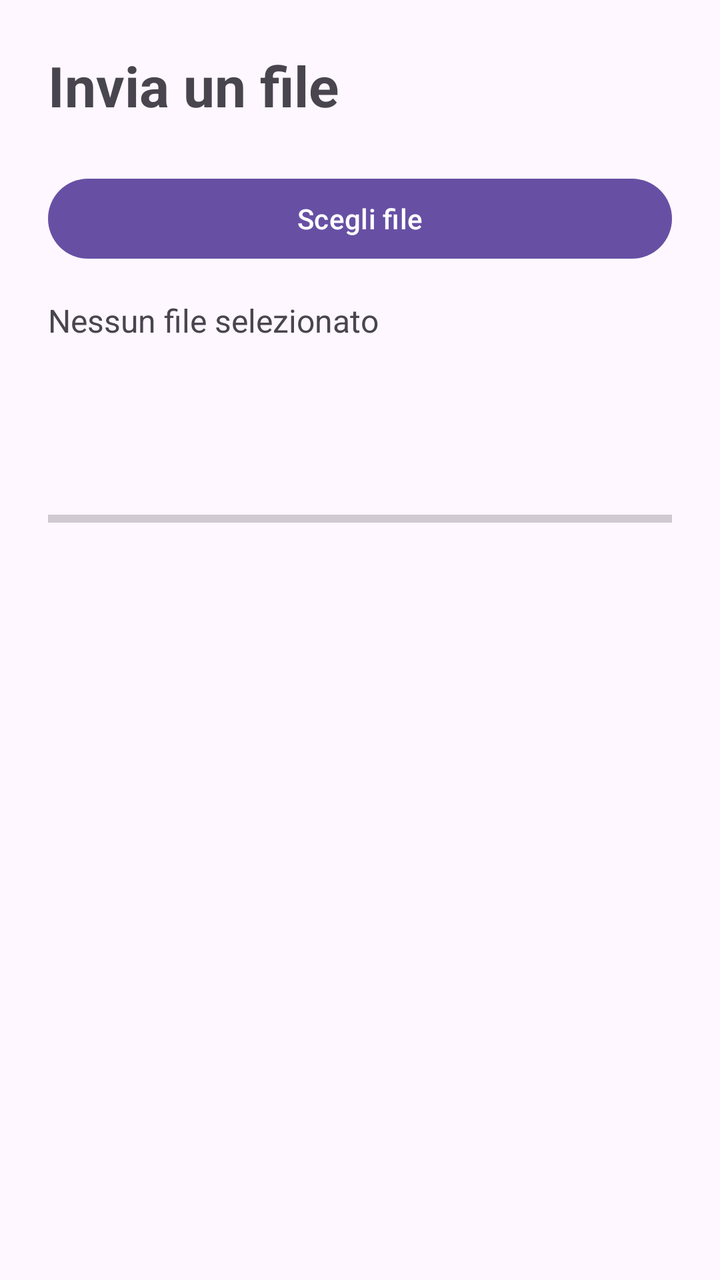
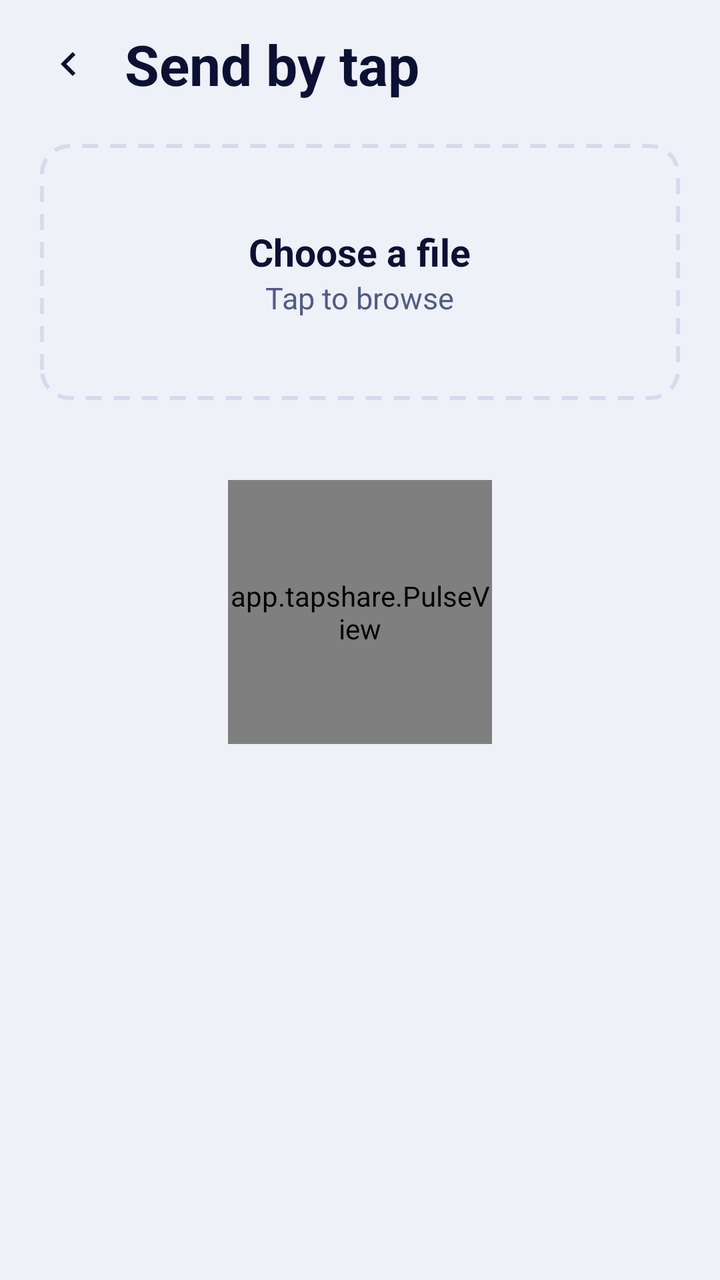

Compare the two renders of this Android layout. The source of the first and the diff that turns it into the second are given below.
<!-- AndroidManifest.xml: application theme Theme.TapShare -->
<!-- res/layout/activity_send.xml -->
<?xml version="1.0" encoding="utf-8"?>
<FrameLayout xmlns:android="http://schemas.android.com/apk/res/android"
    android:layout_width="match_parent"
    android:layout_height="match_parent"
    android:fitsSystemWindows="true">

    <LinearLayout
        android:layout_width="match_parent"
        android:layout_height="match_parent"
        android:orientation="vertical"
        android:padding="24dp">

        <TextView
            android:layout_width="wrap_content"
            android:layout_height="wrap_content"
            android:text="@string/send_title"
            android:textSize="28sp"
            android:textStyle="bold" />

        <Button
            android:id="@+id/btnPick"
            android:layout_width="match_parent"
            android:layout_height="wrap_content"
            android:layout_marginTop="24dp"
            android:text="@string/btn_pick" />

        <TextView
            android:id="@+id/fileLabel"
            android:layout_width="match_parent"
            android:layout_height="wrap_content"
            android:layout_marginTop="16dp"
            android:text="@string/no_file"
            android:textSize="16sp" />

        <TextView
            android:id="@+id/status"
            android:layout_width="match_parent"
            android:layout_height="wrap_content"
            android:layout_marginTop="32dp"
            android:textSize="18sp" />

        <ProgressBar
            android:id="@+id/progress"
            style="?android:attr/progressBarStyleHorizontal"
            android:layout_width="match_parent"
            android:layout_height="wrap_content"
            android:layout_marginTop="24dp"
            android:max="1000" />
    </LinearLayout>
</FrameLayout>
<!-- resources referenced by this layout -->
<resources>
  <string name="btn_pick">Scegli file</string>
  <string name="no_file">Nessun file selezionato</string>
  <string name="send_title">Invia un file</string>
  <style name="Theme.TapShare" parent="Theme.Material3.DayNight.NoActionBar" />
</resources>

<!-- the commit's change to res/layout/activity_send.xml (unified diff, before → after) -->
@@ -1,50 +1,140 @@
 <?xml version="1.0" encoding="utf-8"?>
-<FrameLayout xmlns:android="http://schemas.android.com/apk/res/android"
+<ScrollView xmlns:android="http://schemas.android.com/apk/res/android"
     android:layout_width="match_parent"
     android:layout_height="match_parent"
+    android:fillViewport="true"
     android:fitsSystemWindows="true">
 
     <LinearLayout
         android:layout_width="match_parent"
-        android:layout_height="match_parent"
+        android:layout_height="wrap_content"
         android:orientation="vertical"
-        android:padding="24dp">
+        android:paddingStart="20dp"
+        android:paddingTop="8dp"
+        android:paddingEnd="20dp"
+        android:paddingBottom="24dp">
 
-        <TextView
-            android:layout_width="wrap_content"
-            android:layout_height="wrap_content"
-            android:text="@string/send_title"
-            android:textSize="28sp"
-            android:textStyle="bold" />
-
-        <Button
-            android:id="@+id/btnPick"
+        <LinearLayout
             android:layout_width="match_parent"
             android:layout_height="wrap_content"
-            android:layout_marginTop="24dp"
-            android:text="@string/btn_pick" />
+            android:layout_marginStart="-10dp"
+            android:gravity="center_vertical"
+            android:orientation="horizontal">
 
-        <TextView
-            android:id="@+id/fileLabel"
+            <ImageButton
+                android:id="@+id/back"
+                android:layout_width="48dp"
+                android:layout_height="48dp"
+                android:background="?attr/selectableItemBackgroundBorderless"
+                android:contentDescription="@string/nav_back"
+                android:src="@drawable/ic_back"
+                android:tint="@color/ink" />
+
+            <TextView
+                android:layout_width="wrap_content"
+                android:layout_height="wrap_content"
+                android:layout_marginStart="4dp"
+                android:text="@string/send_title"
+                android:textColor="@color/ink"
+                android:textSize="28sp"
+                android:textStyle="bold" />
+        </LinearLayout>
+
+        <LinearLayout
+            android:id="@+id/drop"
             android:layout_width="match_parent"
             android:layout_height="wrap_content"
             android:layout_marginTop="16dp"
-            android:text="@string/no_file"
-            android:textSize="16sp" />
+            android:background="@drawable/bg_drop"
+            android:clickable="true"
+            android:focusable="true"
+            android:gravity="center"
+            android:minHeight="128dp"
+            android:orientation="vertical"
+            android:padding="20dp">
 
-        <TextView
-            android:id="@+id/status"
+            <TextView
+                android:id="@+id/dropTitle"
+                android:layout_width="wrap_content"
+                android:layout_height="wrap_content"
+                android:gravity="center"
+                android:text="@string/drop_title"
+                android:textColor="@color/ink"
+                android:textSize="19sp"
+                android:textStyle="bold" />
+
+            <TextView
+                android:id="@+id/dropHint"
+                android:layout_width="wrap_content"
+                android:layout_height="wrap_content"
+                android:gravity="center"
+                android:text="@string/drop_hint"
+                android:textColor="@color/muted"
+                android:textSize="15sp" />
+        </LinearLayout>
+
+        <include
+            android:id="@+id/state"
+            layout="@layout/view_state"
             android:layout_width="match_parent"
             android:layout_height="wrap_content"
-            android:layout_marginTop="32dp"
-            android:textSize="18sp" />
+            android:layout_marginTop="24dp" />
+    </LinearLayout>
+</ScrollView>
+<!-- res/layout/view_state.xml (included above) -->
+<?xml version="1.0" encoding="utf-8"?>
+<LinearLayout xmlns:android="http://schemas.android.com/apk/res/android"
+    xmlns:app="http://schemas.android.com/apk/res-auto"
+    android:layout_width="match_parent"
+    android:layout_height="wrap_content"
+    android:gravity="center_horizontal"
+    android:orientation="vertical">
 
-        <ProgressBar
-            android:id="@+id/progress"
-            style="?android:attr/progressBarStyleHorizontal"
-            android:layout_width="match_parent"
-            android:layout_height="wrap_content"
-            android:layout_marginTop="24dp"
-            android:max="1000" />
-    </LinearLayout>
-</FrameLayout>
+    <app.tapshare.PulseView
+        android:id="@+id/pulse"
+        android:layout_width="132dp"
+        android:layout_height="132dp"
+        android:layout_marginTop="16dp"
+        android:importantForAccessibility="no" />
+
+    <TextView
+        android:id="@+id/stateTitle"
+        android:layout_width="match_parent"
+        android:layout_height="wrap_content"
+        android:layout_marginTop="12dp"
+        android:accessibilityLiveRegion="polite"
+        android:gravity="center"
+        android:textColor="@color/ink"
+        android:textSize="26sp"
+        android:textStyle="bold" />
+
+    <TextView
+        android:id="@+id/stateDetail"
+        android:layout_width="match_parent"
+        android:layout_height="wrap_content"
+        android:layout_marginTop="6dp"
+        android:gravity="center"
+        android:lineSpacingMultiplier="1.1"
+        android:textColor="@color/muted"
+        android:textSize="16sp" />
+
+    <com.google.android.material.progressindicator.LinearProgressIndicator
+        android:id="@+id/progress"
+        android:layout_width="match_parent"
+        android:layout_height="wrap_content"
+        android:layout_marginTop="22dp"
+        android:max="1000"
+        android:visibility="gone"
+        app:indicatorColor="@color/primary"
+        app:trackColor="@color/surface2"
+        app:trackCornerRadius="5dp"
+        app:trackThickness="10dp" />
+
+    <com.google.android.material.button.MaterialButton
+        android:id="@+id/btnAction"
+        android:layout_width="wrap_content"
+        android:layout_height="wrap_content"
+        android:layout_marginTop="24dp"
+        android:minWidth="180dp"
+        android:visibility="gone" />
+</LinearLayout>
<!-- resource entries referenced after the edit -->
@@ -1,8 +1,64 @@
 <!-- resources referenced by this layout -->
 <resources>
-  <string name="btn_pick">Scegli file</string>
-  <string name="no_file">Nessun file selezionato</string>
-  <string name="send_title">Invia un file</string>
-  <style name="Theme.TapShare" parent="Theme.Material3.DayNight.NoActionBar" />
+  <color name="ink">#0C1033</color>
+  <color name="muted">#525A85</color>
+  <color name="primary">#2B3CFF</color>
+  <color name="surface2">#E3E8F6</color>
+  <!-- drawable bg_drop (drawable) -->
+  <?xml version="1.0" encoding="utf-8"?>
+  <shape xmlns:android="http://schemas.android.com/apk/res/android" android:shape="rectangle">
+      <corners android:radius="14dp" />
+      <stroke
+          android:width="2dp"
+          android:color="@color/line"
+          android:dashGap="6dp"
+          android:dashWidth="8dp" />
+  </shape>
+  <!-- drawable ic_back (drawable) -->
+  <?xml version="1.0" encoding="utf-8"?>
+  <vector xmlns:android="http://schemas.android.com/apk/res/android"
+      android:width="24dp"
+      android:height="24dp"
+      android:viewportWidth="24"
+      android:viewportHeight="24">
+      <path
+          android:fillColor="#FF000000"
+          android:pathData="M15.41,7.41L14,6l-6,6 6,6 1.41,-1.41L10.83,12z" />
+  </vector>
+  <string name="drop_hint">Tap to browse</string>
+  <string name="drop_title">Choose a file</string>
+  <string name="nav_back">Back</string>
+  <string name="send_title">Send by tap</string>
+  <style name="Theme.TapShare" parent="Theme.Material3.DayNight.NoActionBar">
+          <item name="colorPrimary">@color/primary</item>
+          <item name="colorOnPrimary">@color/on_primary</item>
+          <item name="colorSecondaryContainer">@color/surface2</item>
+          <item name="colorOnSecondaryContainer">@color/ink</item>
+          <item name="colorSurface">@color/surface</item>
+          <item name="colorOnSurface">@color/ink</item>
+          <item name="colorOnSurfaceVariant">@color/muted</item>
+          <item name="colorOutline">@color/line</item>
+          <item name="android:colorBackground">@color/bg</item>
+          <item name="android:windowBackground">@color/bg</item>
+          <item name="android:statusBarColor">@android:color/transparent</item>
+          <item name="android:navigationBarColor">@android:color/transparent</item>
+          <item name="android:windowLightStatusBar">@bool/light_bars</item>
+          <item name="android:windowLightNavigationBar">@bool/light_bars</item>
+          <item name="materialButtonStyle">@style/Widget.TapShare.Button</item>
+      </style>
+  <color name="line">#D5DAEE</color>
+  <color name="on_primary">#FFFFFF</color>
+  <color name="surface">#FFFFFF</color>
+  <color name="bg">#EEF1F8</color>
+  <style name="Widget.TapShare.Button" parent="Widget.Material3.Button">
+          <item name="android:minHeight">52dp</item>
+          <item name="android:insetTop">0dp</item>
+          <item name="android:insetBottom">0dp</item>
+          <item name="android:textSize">16sp</item>
+          <item name="android:textStyle">bold</item>
+          <item name="android:textAllCaps">false</item>
+          <item name="android:letterSpacing">0</item>
+          <item name="cornerRadius">26dp</item>
+      </style>
 </resources>
 
